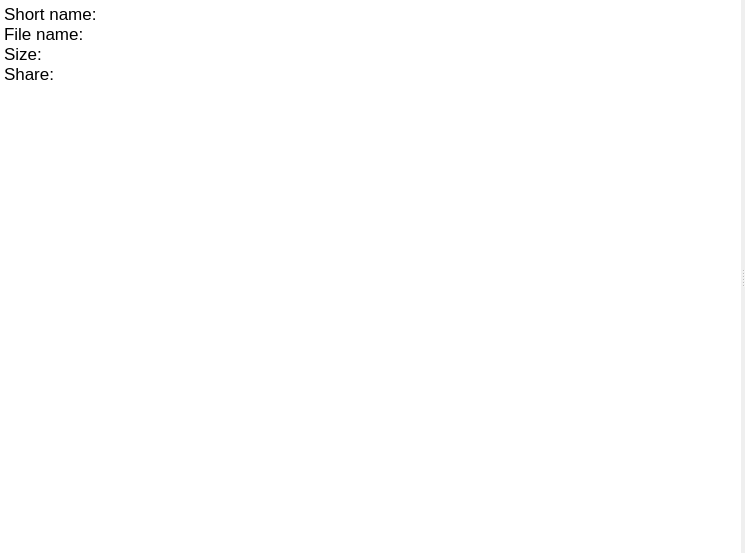
spacetelescope/mosviz, file mosviz/widgets/ui/mos_widget.ui: the form before one commit.
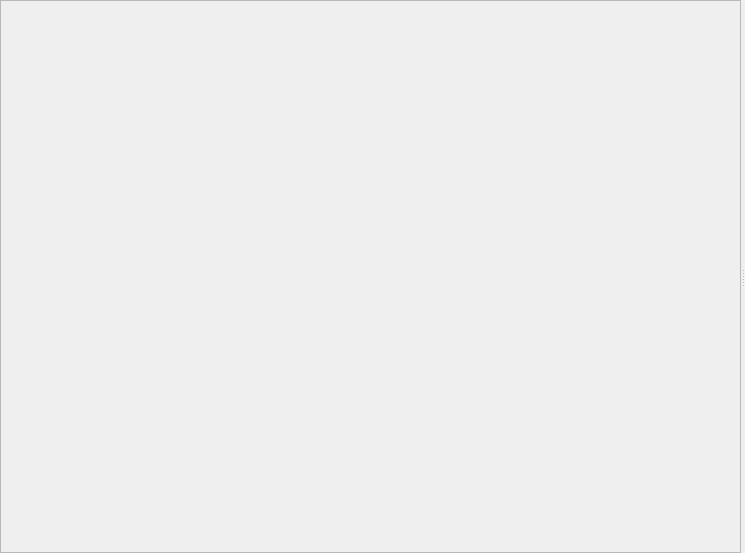
The form after the commit.

Commit message: Update meta info area with row information

The edit to the form file:
```diff
--- a/mosviz/widgets/ui/mos_widget.ui
+++ b/mosviz/widgets/ui/mos_widget.ui
@@ -38,29 +38,27 @@
       <widget class="QWidget" name="left_bottom_layout" native="true">
        <layout class="QVBoxLayout" name="verticalLayout_2">
         <item>
-         <widget class="QTextEdit" name="meta_information">
-          <property name="sizePolicy">
-           <sizepolicy hsizetype="Expanding" vsizetype="Expanding">
-            <horstretch>0</horstretch>
-            <verstretch>1</verstretch>
-           </sizepolicy>
-          </property>
-          <property name="frameShape">
-           <enum>QFrame::NoFrame</enum>
-          </property>
-          <property name="readOnly">
+         <widget class="QScrollArea" name="scrollArea">
+          <property name="widgetResizable">
            <bool>true</bool>
           </property>
-          <property name="html">
-           <string>&lt;!DOCTYPE HTML PUBLIC &quot;-//W3C//DTD HTML 4.0//EN&quot; &quot;http://www.w3.org/TR/REC-html40/strict.dtd&quot;&gt;
-&lt;html&gt;&lt;head&gt;&lt;meta name=&quot;qrichtext&quot; content=&quot;1&quot; /&gt;&lt;style type=&quot;text/css&quot;&gt;
-p, li { white-space: pre-wrap; }
-&lt;/style&gt;&lt;/head&gt;&lt;body style=&quot; font-family:'.SF NS Text'; font-size:13pt; font-weight:400; font-style:normal;&quot;&gt;
-&lt;p style=&quot; margin-top:0px; margin-bottom:0px; margin-left:0px; margin-right:0px; -qt-block-indent:0; text-indent:0px;&quot;&gt;Short name:&lt;/p&gt;
-&lt;p style=&quot; margin-top:0px; margin-bottom:0px; margin-left:0px; margin-right:0px; -qt-block-indent:0; text-indent:0px;&quot;&gt;File name:&lt;/p&gt;
-&lt;p style=&quot; margin-top:0px; margin-bottom:0px; margin-left:0px; margin-right:0px; -qt-block-indent:0; text-indent:0px;&quot;&gt;Size:&lt;/p&gt;
-&lt;p style=&quot; margin-top:0px; margin-bottom:0px; margin-left:0px; margin-right:0px; -qt-block-indent:0; text-indent:0px;&quot;&gt;Share:&lt;/p&gt;&lt;/body&gt;&lt;/html&gt;</string>
-          </property>
+          <widget class="QWidget" name="meta_form_widget">
+           <property name="geometry">
+            <rect>
+             <x>0</x>
+             <y>0</y>
+             <width>712</width>
+             <height>527</height>
+            </rect>
+           </property>
+           <property name="styleSheet">
+            <string notr="true">QLineEdit
+{
+	background-color: rgb(231, 231, 231);
+}</string>
+           </property>
+           <layout class="QFormLayout" name="meta_form_layout"/>
+          </widget>
          </widget>
         </item>
        </layout>
```
Left out of the diff: 2 changed lines with no effect on the pictures. The commit also changes 1 other file.
